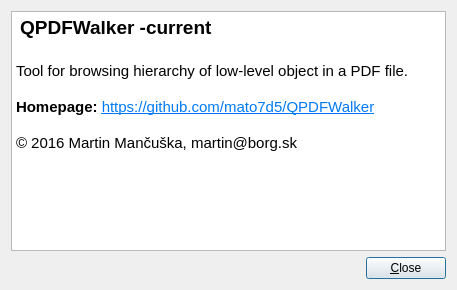
Old version of the form src/aboutdialog.ui in the repository mato7d5/QPDFWalker.
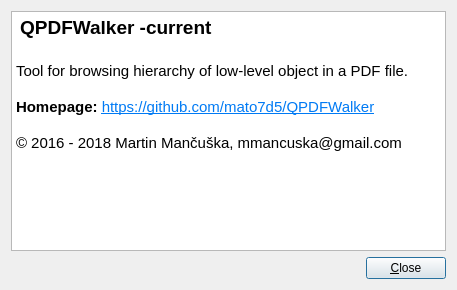
New version of the form. Icons and pictures are not drawn.

Commit message: updated About dialog

What changed in the file:
```diff
--- a/src/aboutdialog.ui
+++ b/src/aboutdialog.ui
@@ -38,14 +38,14 @@
         <string>&lt;!DOCTYPE HTML PUBLIC &quot;-//W3C//DTD HTML 4.0//EN&quot; &quot;http://www.w3.org/TR/REC-html40/strict.dtd&quot;&gt;
 &lt;html&gt;&lt;head&gt;&lt;meta name=&quot;qrichtext&quot; content=&quot;1&quot; /&gt;&lt;style type=&quot;text/css&quot;&gt;
 p, li { white-space: pre-wrap; }
-&lt;/style&gt;&lt;/head&gt;&lt;body style=&quot; font-family:'Sans'; font-size:11pt; font-weight:400; font-style:normal;&quot;&gt;
-&lt;p style=&quot; margin-top:0px; margin-bottom:0px; margin-left:0px; margin-right:0px; -qt-block-indent:0; text-indent:0px;&quot;&gt;&lt;img src=&quot;:/icons/app_icon&quot; /&gt; &lt;span style=&quot; font-size:14pt; font-weight:600;&quot;&gt;QPDFWalker -current&lt;/span&gt;&lt;/p&gt;
-&lt;p style=&quot;-qt-paragraph-type:empty; margin-top:0px; margin-bottom:0px; margin-left:0px; margin-right:0px; -qt-block-indent:0; text-indent:0px; font-size:14pt; font-weight:600;&quot;&gt;&lt;br /&gt;&lt;/p&gt;
-&lt;p style=&quot; margin-top:0px; margin-bottom:0px; margin-left:0px; margin-right:0px; -qt-block-indent:0; text-indent:0px;&quot;&gt;Tool for browsing hierarchy of low-level object in a PDF file.&lt;/p&gt;
-&lt;p style=&quot;-qt-paragraph-type:empty; margin-top:0px; margin-bottom:0px; margin-left:0px; margin-right:0px; -qt-block-indent:0; text-indent:0px;&quot;&gt;&lt;br /&gt;&lt;/p&gt;
-&lt;p style=&quot; margin-top:0px; margin-bottom:0px; margin-left:0px; margin-right:0px; -qt-block-indent:0; text-indent:0px;&quot;&gt;&lt;span style=&quot; font-weight:600;&quot;&gt;Homepage: &lt;/span&gt;&lt;a href=&quot;https://github.com/mato7d5/QPDFWalker&quot;&gt;&lt;span style=&quot; text-decoration: underline; color:#007af4;&quot;&gt;https://github.com/mato7d5/QPDFWalker&lt;/span&gt;&lt;/a&gt;&lt;/p&gt;
-&lt;p style=&quot;-qt-paragraph-type:empty; margin-top:0px; margin-bottom:0px; margin-left:0px; margin-right:0px; -qt-block-indent:0; text-indent:0px; text-decoration: underline; color:#007af4;&quot;&gt;&lt;br /&gt;&lt;/p&gt;
-&lt;p style=&quot; margin-top:0px; margin-bottom:0px; margin-left:0px; margin-right:0px; -qt-block-indent:0; text-indent:0px;&quot;&gt;© 2016 Martin Mančuška, martin@borg.sk&lt;/p&gt;&lt;/body&gt;&lt;/html&gt;</string>
+&lt;/style&gt;&lt;/head&gt;&lt;body style=&quot; font-family:'.SF NS Text'; font-size:13pt; font-weight:400; font-style:normal;&quot;&gt;
+&lt;p style=&quot; margin-top:0px; margin-bottom:0px; margin-left:0px; margin-right:0px; -qt-block-indent:0; text-indent:0px;&quot;&gt;&lt;img src=&quot;:/icons/app_icon&quot; /&gt;&lt;span style=&quot; font-family:'Sans'; font-size:11pt;&quot;&gt; &lt;/span&gt;&lt;span style=&quot; font-family:'Sans'; font-size:14pt; font-weight:600;&quot;&gt;QPDFWalker -current&lt;/span&gt;&lt;/p&gt;
+&lt;p style=&quot;-qt-paragraph-type:empty; margin-top:0px; margin-bottom:0px; margin-left:0px; margin-right:0px; -qt-block-indent:0; text-indent:0px; font-family:'Sans'; font-size:14pt; font-weight:600;&quot;&gt;&lt;br /&gt;&lt;/p&gt;
+&lt;p style=&quot; margin-top:0px; margin-bottom:0px; margin-left:0px; margin-right:0px; -qt-block-indent:0; text-indent:0px;&quot;&gt;&lt;span style=&quot; font-family:'Sans'; font-size:11pt;&quot;&gt;Tool for browsing hierarchy of low-level object in a PDF file.&lt;/span&gt;&lt;/p&gt;
+&lt;p style=&quot;-qt-paragraph-type:empty; margin-top:0px; margin-bottom:0px; margin-left:0px; margin-right:0px; -qt-block-indent:0; text-indent:0px; font-family:'Sans'; font-size:11pt;&quot;&gt;&lt;br /&gt;&lt;/p&gt;
+&lt;p style=&quot; margin-top:0px; margin-bottom:0px; margin-left:0px; margin-right:0px; -qt-block-indent:0; text-indent:0px;&quot;&gt;&lt;span style=&quot; font-family:'Sans'; font-size:11pt; font-weight:600;&quot;&gt;Homepage: &lt;/span&gt;&lt;a href=&quot;https://github.com/mato7d5/QPDFWalker&quot;&gt;&lt;span style=&quot; font-family:'Sans'; font-size:11pt; text-decoration: underline; color:#007af4;&quot;&gt;https://github.com/mato7d5/QPDFWalker&lt;/span&gt;&lt;/a&gt;&lt;/p&gt;
+&lt;p style=&quot;-qt-paragraph-type:empty; margin-top:0px; margin-bottom:0px; margin-left:0px; margin-right:0px; -qt-block-indent:0; text-indent:0px; font-family:'Sans'; font-size:11pt; text-decoration: underline; color:#007af4;&quot;&gt;&lt;br /&gt;&lt;/p&gt;
+&lt;p style=&quot; margin-top:0px; margin-bottom:0px; margin-left:0px; margin-right:0px; -qt-block-indent:0; text-indent:0px;&quot;&gt;&lt;span style=&quot; font-family:'Sans'; font-size:11pt;&quot;&gt;© 2016 - 2018 Martin Mančuška, mmancuska@gmail.com&lt;/span&gt;&lt;/p&gt;&lt;/body&gt;&lt;/html&gt;</string>
        </property>
       </widget>
      </item>
```
